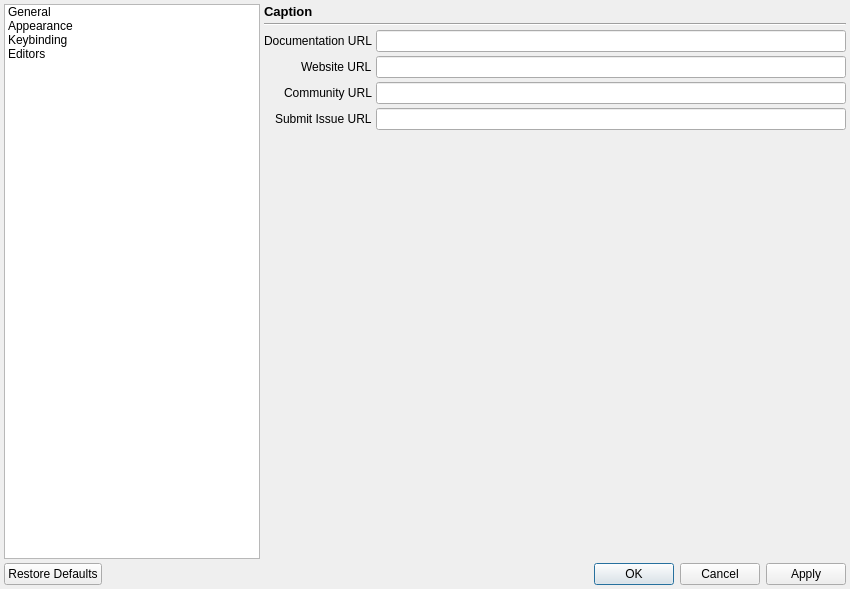
Old version of the form Dialogs/PreferencesDialog.ui in the repository enigma-dev/RadialGM.
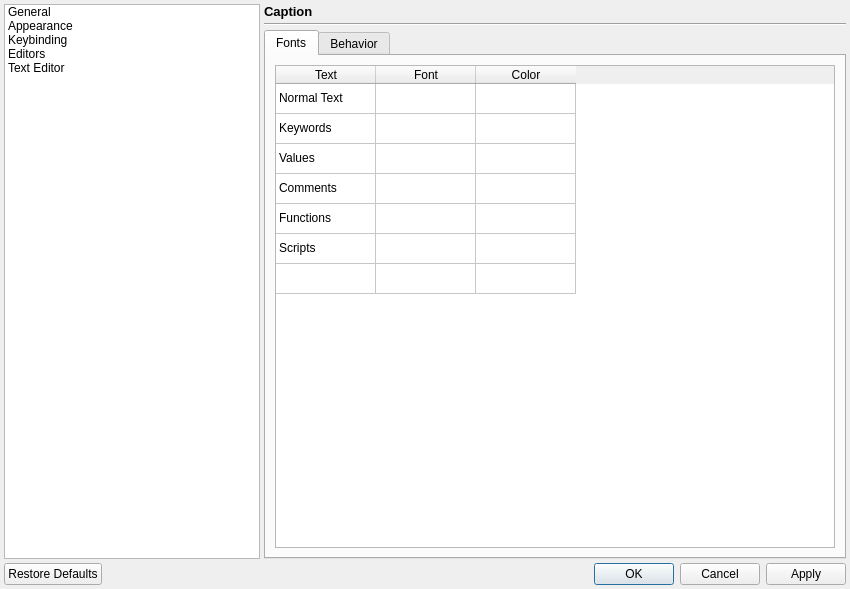
New version of the form. The open tabs and pages were chosen to show the change. Icons and pictures are not drawn.

Commit message: mock up text editor prefs (#193)

The edit to the form file:
```diff
--- a/Dialogs/PreferencesDialog.ui
+++ b/Dialogs/PreferencesDialog.ui
@@ -90,6 +90,11 @@
          <string>Editors</string>
         </property>
        </item>
+       <item>
+        <property name="text">
+         <string>Text Editor</string>
+        </property>
+       </item>
       </widget>
      </item>
      <item>
@@ -435,6 +440,24 @@
           </layout>
          </widget>
          <widget class="QWidget" name="editorsPage">
+          <layout class="QVBoxLayout" name="verticalLayout_3">
+           <item>
+            <widget class="QTabWidget" name="tabWidget_2">
+             <widget class="QWidget" name="tab_3">
+              <attribute name="title">
+               <string>Tab 1</string>
+              </attribute>
+             </widget>
+             <widget class="QWidget" name="tab_4">
+              <attribute name="title">
+               <string>Tab 2</string>
+              </attribute>
+             </widget>
+            </widget>
+           </item>
+          </layout>
+         </widget>
+         <widget class="QWidget" name="textEditorPage">
           <layout class="QVBoxLayout" name="verticalLayout_2">
            <property name="spacing">
             <number>4</number>
@@ -461,12 +484,157 @@
              </property>
              <widget class="QWidget" name="tab">
               <attribute name="title">
-               <string>Tab 1</string>
+               <string>Fonts</string>
               </attribute>
+              <layout class="QVBoxLayout" name="verticalLayout_6">
+               <item>
+                <widget class="QTableWidget" name="tableWidget">
+                 <attribute name="verticalHeaderVisible">
+                  <bool>false</bool>
+                 </attribute>
+                 <attribute name="verticalHeaderCascadingSectionResizes">
+                  <bool>false</bool>
+                 </attribute>
+                 <row>
+                  <property name="text">
+                   <string>New Row</string>
+                  </property>
+                 </row>
+                 <row>
+                  <property name="text">
+                   <string>New Row</string>
+                  </property>
+                 </row>
+                 <row>
+                  <property name="text">
+                   <string>New Row</string>
+                  </property>
+                 </row>
+                 <row>
+                  <property name="text">
+                   <string>New Row</string>
+                  </property>
+                 </row>
+                 <row>
+                  <property name="text">
+                   <string>New Row</string>
+                  </property>
+                 </row>
+                 <row>
+                  <property name="text">
+                   <string>New Row</string>
+                  </property>
+                 </row>
+                 <row>
+                  <property name="text">
+                   <string>New Row</string>
+                  </property>
+                 </row>
+                 <column>
+                  <property name="text">
+                   <string>Text</string>
+                  </property>
+                 </column>
+                 <column>
+                  <property name="text">
+                   <string>Font</string>
+                  </property>
+                 </column>
+                 <column>
+                  <property name="text">
+                   <string>Color</string>
+                  </property>
+                 </column>
+                 <item row="0" column="0">
+                  <property name="text">
+                   <string>Normal Text</string>
+                  </property>
+                 </item>
+                 <item row="0" column="1">
+                  <property name="icon">
+                   <iconset resource="../images.qrc">
+                    <normaloff>:/resources/font.png</normaloff>:/resources/font.png</iconset>
+                  </property>
+                 </item>
+                 <item row="0" column="2">
+                  <property name="background">
+                   <brush brushstyle="NoBrush">
+                    <color alpha="255">
+                     <red>0</red>
+                     <green>0</green>
+                     <blue>0</blue>
+                    </color>
+                   </brush>
+                  </property>
+                 </item>
+                 <item row="1" column="0">
+                  <property name="text">
+                   <string>Keywords</string>
+                  </property>
+                 </item>
+                 <item row="1" column="1">
+                  <property name="icon">
+                   <iconset resource="../images.qrc">
+                    <normaloff>:/resources/font.png</normaloff>:/resources/font.png</iconset>
+                  </property>
+                 </item>
+                 <item row="2" column="0">
+                  <property name="text">
+                   <string>Values</string>
+                  </property>
+                 </item>
+                 <item row="2" column="1">
+                  <property name="icon">
+                   <iconset resource="../images.qrc">
+                    <normaloff>:/resources/font.png</normaloff>:/resources/font.png</iconset>
+                  </property>
+                 </item>
+                 <item row="3" column="0">
+                  <property name="text">
+                   <string>Comments</string>
+                  </property>
+                 </item>
+                 <item row="3" column="1">
+                  <property name="icon">
+                   <iconset resource="../images.qrc">
+                    <normaloff>:/resources/font.png</normaloff>:/resources/font.png</iconset>
+                  </property>
+                 </item>
+                 <item row="4" column="0">
+                  <property name="text">
+                   <string>Functions</string>
+                  </property>
+                 </item>
+                 <item row="4" column="1">
+                  <property name="icon">
+                   <iconset resource="../images.qrc">
+                    <normaloff>:/resources/font.png</normaloff>:/resources/font.png</iconset>
+                  </property>
+                 </item>
+                 <item row="5" column="0">
+                  <property name="text">
+                   <string>Scripts</string>
+                  </property>
+                 </item>
+                 <item row="5" column="1">
+                  <property name="icon">
+                   <iconset resource="../images.qrc">
+                    <normaloff>:/resources/font.png</normaloff>:/resources/font.png</iconset>
+                  </property>
+                 </item>
+                 <item row="6" column="1">
+                  <property name="icon">
+                   <iconset resource="../images.qrc">
+                    <normaloff>:/resources/font.png</normaloff>:/resources/font.png</iconset>
+                  </property>
+                 </item>
+                </widget>
+               </item>
+              </layout>
              </widget>
              <widget class="QWidget" name="tab_2">
               <attribute name="title">
-               <string>Tab 2</string>
+               <string>Behavior</string>
               </attribute>
              </widget>
             </widget>
```
Left out of the diff: 101 changed lines with no effect on the pictures.
